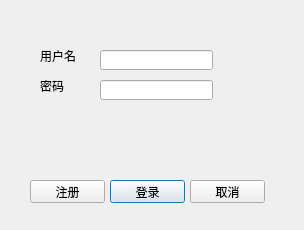
Above: forms_ui/loginwindow.ui from Chshy/WordsMemorizing before the change. Below: the same form after it.
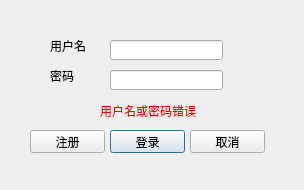
That is the form after the change.

Commit message: 注册信息录入内存 用户退出 界面修改

Patch:
```diff
--- a/forms_ui/loginwindow.ui
+++ b/forms_ui/loginwindow.ui
@@ -2,12 +2,15 @@
 <ui version="4.0">
  <class>LoginWindow</class>
  <widget class="QDialog" name="LoginWindow">
+  <property name="enabled">
+   <bool>true</bool>
+  </property>
   <property name="geometry">
    <rect>
     <x>0</x>
     <y>0</y>
     <width>304</width>
-    <height>230</height>
+    <height>190</height>
    </rect>
   </property>
   <property name="windowTitle">
@@ -17,7 +20,7 @@
    <property name="geometry">
     <rect>
      <x>110</x>
-     <y>180</y>
+     <y>130</y>
      <width>75</width>
      <height>23</height>
     </rect>
@@ -30,7 +33,7 @@
    <property name="geometry">
     <rect>
      <x>30</x>
-     <y>180</y>
+     <y>130</y>
      <width>75</width>
      <height>23</height>
     </rect>
@@ -43,7 +46,7 @@
    <property name="geometry">
     <rect>
      <x>190</x>
-     <y>180</y>
+     <y>130</y>
      <width>75</width>
      <height>23</height>
     </rect>
@@ -55,8 +58,8 @@
   <widget class="QLabel" name="UsernameLabel">
    <property name="geometry">
     <rect>
-     <x>40</x>
-     <y>50</y>
+     <x>50</x>
+     <y>40</y>
      <width>54</width>
      <height>12</height>
     </rect>
@@ -68,8 +71,8 @@
   <widget class="QLabel" name="PwsswordLabel">
    <property name="geometry">
     <rect>
-     <x>40</x>
-     <y>80</y>
+     <x>50</x>
+     <y>70</y>
      <width>54</width>
      <height>12</height>
     </rect>
@@ -81,8 +84,8 @@
   <widget class="QLineEdit" name="UsernameEdit">
    <property name="geometry">
     <rect>
-     <x>100</x>
-     <y>50</y>
+     <x>110</x>
+     <y>40</y>
      <width>113</width>
      <height>20</height>
     </rect>
@@ -91,8 +94,8 @@
   <widget class="QLineEdit" name="PasswordEdit">
    <property name="geometry">
     <rect>
-     <x>100</x>
-     <y>80</y>
+     <x>110</x>
+     <y>70</y>
      <width>113</width>
      <height>20</height>
     </rect>
@@ -101,6 +104,464 @@
     <enum>QLineEdit::Password</enum>
    </property>
   </widget>
+  <widget class="QLabel" name="LoginExceptionNote">
+   <property name="enabled">
+    <bool>true</bool>
+   </property>
+   <property name="geometry">
+    <rect>
+     <x>100</x>
+     <y>100</y>
+     <width>101</width>
+     <height>21</height>
+    </rect>
+   </property>
+   <property name="palette">
+    <palette>
+     <active>
+      <colorrole role="WindowText">
+       <brush brushstyle="SolidPattern">
+        <color alpha="255">
+         <red>240</red>
+         <green>0</green>
+         <blue>4</blue>
+        </color>
+       </brush>
+      </colorrole>
+      <colorrole role="Button">
+       <brush brushstyle="SolidPattern">
+        <color alpha="255">
+         <red>240</red>
+         <green>0</green>
+         <blue>4</blue>
+        </color>
+       </brush>
+      </colorrole>
+      <colorrole role="Light">
+       <brush brushstyle="SolidPattern">
+        <color alpha="255">
+         <red>255</red>
+         <green>105</green>
+         <blue>107</blue>
+        </color>
+       </brush>
+      </colorrole>
+      <colorrole role="Midlight">
+       <brush brushstyle="SolidPattern">
+        <color alpha="255">
+         <red>247</red>
+         <green>52</green>
+         <blue>55</blue>
+        </color>
+       </brush>
+      </colorrole>
+      <colorrole role="Dark">
+       <brush brushstyle="SolidPattern">
+        <color alpha="255">
+         <red>120</red>
+         <green>0</green>
+         <blue>2</blue>
+        </color>
+       </brush>
+      </colorrole>
+      <colorrole role="Mid">
+       <brush brushstyle="SolidPattern">
+        <color alpha="255">
+         <red>160</red>
+         <green>0</green>
+         <blue>2</blue>
+        </color>
+       </brush>
+      </colorrole>
+      <colorrole role="Text">
+       <brush brushstyle="SolidPattern">
+        <color alpha="255">
+         <red>0</red>
+         <green>0</green>
+         <blue>0</blue>
+        </color>
+       </brush>
+      </colorrole>
+      <colorrole role="BrightText">
+       <brush brushstyle="SolidPattern">
+        <color alpha="255">
+         <red>255</red>
+         <green>255</green>
+         <blue>255</blue>
+        </color>
+       </brush>
+      </colorrole>
+      <colorrole role="ButtonText">
+       <brush brushstyle="SolidPattern">
+        <color alpha="255">
+         <red>0</red>
+         <green>0</green>
+         <blue>0</blue>
+        </color>
+       </brush>
+      </colorrole>
+      <colorrole role="Base">
+       <brush brushstyle="SolidPattern">
+        <color alpha="255">
+         <red>255</red>
+         <green>255</green>
+         <blue>255</blue>
+        </color>
+       </brush>
+      </colorrole>
+      <colorrole role="Window">
+       <brush brushstyle="SolidPattern">
+        <color alpha="255">
+         <red>240</red>
+         <green>0</green>
+         <blue>4</blue>
+        </color>
+       </brush>
+      </colorrole>
+      <colorrole role="Shadow">
+       <brush brushstyle="SolidPattern">
+        <color alpha="255">
+         <red>0</red>
+         <green>0</green>
+         <blue>0</blue>
+        </color>
+       </brush>
+      </colorrole>
+      <colorrole role="AlternateBase">
+       <brush brushstyle="SolidPattern">
+        <color alpha="255">
+         <red>247</red>
+         <green>127</green>
+         <blue>129</blue>
+        </color>
+       </brush>
+      </colorrole>
+      <colorrole role="ToolTipBase">
+       <brush brushstyle="SolidPattern">
+        <color alpha="255">
+         <red>255</red>
+         <green>255</green>
+         <blue>220</blue>
+        </color>
+       </brush>
+      </colorrole>
+      <colorrole role="ToolTipText">
+       <brush brushstyle="SolidPattern">
+        <color alpha="255">
+         <red>0</red>
+         <green>0</green>
+         <blue>0</blue>
+        </color>
+       </brush>
+      </colorrole>
+      <colorrole role="PlaceholderText">
+       <brush brushstyle="SolidPattern">
+        <color alpha="128">
+         <red>0</red>
+         <green>0</green>
+         <blue>0</blue>
+        </color>
+       </brush>
+      </colorrole>
+     </active>
+     <inactive>
+      <colorrole role="WindowText">
+       <brush brushstyle="SolidPattern">
+        <color alpha="255">
+         <red>240</red>
+         <green>0</green>
+         <blue>4</blue>
+        </color>
+       </brush>
+      </colorrole>
+      <colorrole role="Button">
+       <brush brushstyle="SolidPattern">
+        <color alpha="255">
+         <red>240</red>
+         <green>0</green>
+         <blue>4</blue>
+        </color>
+       </brush>
+      </colorrole>
+      <colorrole role="Light">
+       <brush brushstyle="SolidPattern">
+        <color alpha="255">
+         <red>255</red>
+         <green>105</green>
+         <blue>107</blue>
+        </color>
+       </brush>
+      </colorrole>
+      <colorrole role="Midlight">
+       <brush brushstyle="SolidPattern">
+        <color alpha="255">
+         <red>247</red>
+         <green>52</green>
+         <blue>55</blue>
+        </color>
+       </brush>
+      </colorrole>
+      <colorrole role="Dark">
+       <brush brushstyle="SolidPattern">
+        <color alpha="255">
+         <red>120</red>
+         <green>0</green>
+         <blue>2</blue>
+        </color>
+       </brush>
+      </colorrole>
+      <colorrole role="Mid">
+       <brush brushstyle="SolidPattern">
+        <color alpha="255">
+         <red>160</red>
+         <green>0</green>
+         <blue>2</blue>
+        </color>
+       </brush>
+      </colorrole>
+      <colorrole role="Text">
+       <brush brushstyle="SolidPattern">
+        <color alpha="255">
+         <red>0</red>
+         <green>0</green>
+         <blue>0</blue>
+        </color>
+       </brush>
+      </colorrole>
+      <colorrole role="BrightText">
+       <brush brushstyle="SolidPattern">
+        <color alpha="255">
+         <red>255</red>
+         <green>255</green>
+         <blue>255</blue>
+        </color>
+       </brush>
+      </colorrole>
+      <colorrole role="ButtonText">
+       <brush brushstyle="SolidPattern">
+        <color alpha="255">
+         <red>0</red>
+         <green>0</green>
+         <blue>0</blue>
+        </color>
+       </brush>
+      </colorrole>
+      <colorrole role="Base">
+       <brush brushstyle="SolidPattern">
+        <color alpha="255">
+         <red>255</red>
+         <green>255</green>
+         <blue>255</blue>
+        </color>
+       </brush>
+      </colorrole>
+      <colorrole role="Window">
+       <brush brushstyle="SolidPattern">
+        <color alpha="255">
+         <red>240</red>
+         <green>0</green>
+         <blue>4</blue>
+        </color>
+       </brush>
+      </colorrole>
+      <colorrole role="Shadow">
+       <brush brushstyle="SolidPattern">
+        <color alpha="255">
+         <red>0</red>
+         <green>0</green>
+         <blue>0</blue>
+        </color>
+       </brush>
+      </colorrole>
+      <colorrole role="AlternateBase">
+       <brush brushstyle="SolidPattern">
+        <color alpha="255">
+         <red>247</red>
+         <green>127</green>
+         <blue>129</blue>
+        </color>
+       </brush>
+      </colorrole>
+      <colorrole role="ToolTipBase">
+       <brush brushstyle="SolidPattern">
+        <color alpha="255">
+         <red>255</red>
+         <green>255</green>
+         <blue>220</blue>
+        </color>
+       </brush>
+      </colorrole>
+      <colorrole role="ToolTipText">
+       <brush brushstyle="SolidPattern">
+        <color alpha="255">
+         <red>0</red>
+         <green>0</green>
+         <blue>0</blue>
+        </color>
+       </brush>
+      </colorrole>
+      <colorrole role="PlaceholderText">
+       <brush brushstyle="SolidPattern">
+        <color alpha="128">
+         <red>0</red>
+         <green>0</green>
+         <blue>0</blue>
+        </color>
+       </brush>
+      </colorrole>
+     </inactive>
+     <disabled>
+      <colorrole role="WindowText">
+       <brush brushstyle="SolidPattern">
+        <color alpha="255">
+         <red>120</red>
+         <green>0</green>
+         <blue>2</blue>
+        </color>
+       </brush>
+      </colorrole>
+      <colorrole role="Button">
+       <brush brushstyle="SolidPattern">
+        <color alpha="255">
+         <red>240</red>
+         <green>0</green>
+         <blue>4</blue>
+        </color>
+       </brush>
+      </colorrole>
+      <colorrole role="Light">
+       <brush brushstyle="SolidPattern">
+        <color alpha="255">
+         <red>255</red>
+         <green>105</green>
+         <blue>107</blue>
+        </color>
+       </brush>
+      </colorrole>
+      <colorrole role="Midlight">
+       <brush brushstyle="SolidPattern">
+        <color alpha="255">
+         <red>247</red>
+         <green>52</green>
+         <blue>55</blue>
+        </color>
+       </brush>
+      </colorrole>
+      <colorrole role="Dark">
+       <brush brushstyle="SolidPattern">
+        <color alpha="255">
+         <red>120</red>
+         <green>0</green>
+         <blue>2</blue>
+        </color>
+       </brush>
+      </colorrole>
+      <colorrole role="Mid">
+       <brush brushstyle="SolidPattern">
+        <color alpha="255">
+         <red>160</red>
+         <green>0</green>
+         <blue>2</blue>
+        </color>
+       </brush>
+      </colorrole>
+      <colorrole role="Text">
+       <brush brushstyle="SolidPattern">
+        <color alpha="255">
+         <red>120</red>
+         <green>0</green>
+         <blue>2</blue>
+        </color>
+       </brush>
+      </colorrole>
+      <colorrole role="BrightText">
+       <brush brushstyle="SolidPattern">
+        <color alpha="255">
+         <red>255</red>
+         <green>255</green>
+         <blue>255</blue>
+        </color>
+       </brush>
+      </colorrole>
+      <colorrole role="ButtonText">
+       <brush brushstyle="SolidPattern">
+        <color alpha="255">
+         <red>120</red>
+         <green>0</green>
+         <blue>2</blue>
+        </color>
+       </brush>
+      </colorrole>
+      <colorrole role="Base">
+       <brush brushstyle="SolidPattern">
+        <color alpha="255">
+         <red>240</red>
+         <green>0</green>
+         <blue>4</blue>
+        </color>
+       </brush>
+      </colorrole>
+      <colorrole role="Window">
+       <brush brushstyle="SolidPattern">
+        <color alpha="255">
+         <red>240</red>
+         <green>0</green>
+         <blue>4</blue>
+        </color>
+       </brush>
+      </colorrole>
+      <colorrole role="Shadow">
+       <brush brushstyle="SolidPattern">
+        <color alpha="255">
+         <red>0</red>
+         <green>0</green>
+         <blue>0</blue>
+        </color>
+       </brush>
+      </colorrole>
+      <colorrole role="AlternateBase">
+       <brush brushstyle="SolidPattern">
+        <color alpha="255">
+         <red>240</red>
+         <green>0</green>
+         <blue>4</blue>
+        </color>
+       </brush>
+      </colorrole>
+      <colorrole role="ToolTipBase">
+       <brush brushstyle="SolidPattern">
+        <color alpha="255">
+         <red>255</red>
+         <green>255</green>
+         <blue>220</blue>
+        </color>
+       </brush>
+      </colorrole>
+      <colorrole role="ToolTipText">
+       <brush brushstyle="SolidPattern">
+        <color alpha="255">
+         <red>0</red>
+         <green>0</green>
+         <blue>0</blue>
+        </color>
+       </brush>
+      </colorrole>
+      <colorrole role="PlaceholderText">
+       <brush brushstyle="SolidPattern">
+        <color alpha="128">
+         <red>0</red>
+         <green>0</green>
+         <blue>0</blue>
+        </color>
+       </brush>
+      </colorrole>
+     </disabled>
+    </palette>
+   </property>
+   <property name="text">
+    <string>用户名或密码错误</string>
+   </property>
+  </widget>
  </widget>
  <resources/>
  <connections/>
```
Left out of the diff: 2 changed lines with no effect on the pictures. The commit also changes 8 other files.
